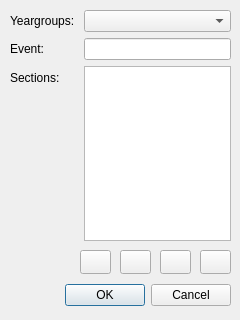
First picture: the form in SSS_Client/addeventdialog.ui, repository Muzer/sports-scoring-system, before the edit.
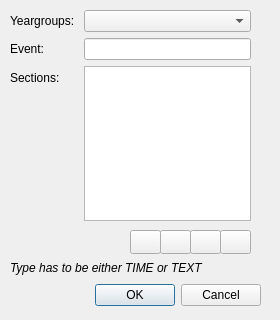
Second picture: the form after the edit. Icons and pictures are not drawn.

```diff
--- a/SSS_Client/addeventdialog.ui
+++ b/SSS_Client/addeventdialog.ui
@@ -6,19 +6,19 @@
    <rect>
     <x>0</x>
     <y>0</y>
-    <width>240</width>
+    <width>280</width>
     <height>320</height>
    </rect>
   </property>
   <property name="minimumSize">
    <size>
-    <width>240</width>
+    <width>280</width>
     <height>320</height>
    </size>
   </property>
   <property name="maximumSize">
    <size>
-    <width>240</width>
+    <width>280</width>
     <height>320</height>
    </size>
   </property>
@@ -28,7 +28,7 @@
   <widget class="QDialogButtonBox" name="buttonBox">
    <property name="geometry">
     <rect>
-     <x>10</x>
+     <x>40</x>
      <y>280</y>
      <width>221</width>
      <height>31</height>
@@ -46,8 +46,8 @@
     <rect>
      <x>10</x>
      <y>10</y>
-     <width>221</width>
-     <height>231</height>
+     <width>241</width>
+     <height>211</height>
     </rect>
    </property>
    <layout class="QFormLayout" name="formLayout">
@@ -90,8 +90,8 @@
   <widget class="QPushButton" name="btnRemove">
    <property name="geometry">
     <rect>
-     <x>200</x>
-     <y>250</y>
+     <x>220</x>
+     <y>230</y>
      <width>31</width>
      <height>24</height>
     </rect>
@@ -107,8 +107,8 @@
   <widget class="QPushButton" name="btnAdd">
    <property name="geometry">
     <rect>
-     <x>160</x>
-     <y>250</y>
+     <x>190</x>
+     <y>230</y>
      <width>31</width>
      <height>24</height>
     </rect>
@@ -124,8 +124,8 @@
   <widget class="QPushButton" name="btnUp">
    <property name="geometry">
     <rect>
-     <x>120</x>
-     <y>250</y>
+     <x>160</x>
+     <y>230</y>
      <width>31</width>
      <height>24</height>
     </rect>
@@ -141,8 +141,8 @@
   <widget class="QPushButton" name="btnDown">
    <property name="geometry">
     <rect>
-     <x>80</x>
-     <y>250</y>
+     <x>130</x>
+     <y>230</y>
      <width>31</width>
      <height>24</height>
     </rect>
@@ -155,6 +155,25 @@
      <normaloff>:/data/go-down.png</normaloff>:/data/go-down.png</iconset>
    </property>
   </widget>
+  <widget class="QLabel" name="label_4">
+   <property name="geometry">
+    <rect>
+     <x>10</x>
+     <y>260</y>
+     <width>241</width>
+     <height>16</height>
+    </rect>
+   </property>
+   <property name="styleSheet">
+    <string notr="true">QLabel
+{
+	font: italic;
+}</string>
+   </property>
+   <property name="text">
+    <string>Type has to be either TIME or TEXT</string>
+   </property>
+  </widget>
  </widget>
  <resources>
   <include location="resources.qrc"/>
```
Left out of the diff: 5 changed lines with no effect on the pictures.
